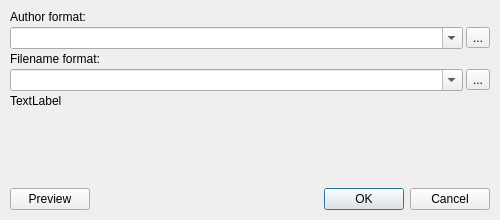
The window that src/designer/renamedialog.ui (dnkorpushov/libro2) describes before a commit, drawn with Qt 5.
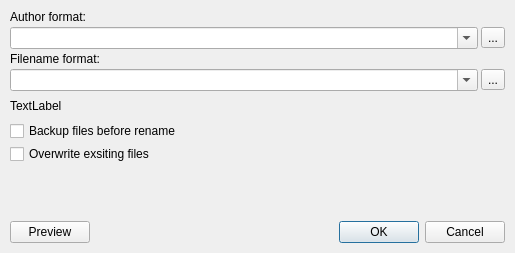
The same window after the commit.

```diff
--- a/src/designer/renamedialog.ui
+++ b/src/designer/renamedialog.ui
@@ -6,8 +6,8 @@
    <rect>
     <x>0</x>
     <y>0</y>
-    <width>500</width>
-    <height>220</height>
+    <width>515</width>
+    <height>253</height>
    </rect>
   </property>
   <property name="minimumSize">
@@ -96,6 +96,22 @@
        </item>
       </layout>
      </item>
+     <item>
+      <spacer name="verticalSpacer_2">
+       <property name="orientation">
+        <enum>Qt::Vertical</enum>
+       </property>
+       <property name="sizeType">
+        <enum>QSizePolicy::Fixed</enum>
+       </property>
+       <property name="sizeHint" stdset="0">
+        <size>
+         <width>20</width>
+         <height>5</height>
+        </size>
+       </property>
+      </spacer>
+     </item>
      <item>
       <widget class="QLabel" name="labelSample">
        <property name="text">
@@ -103,6 +119,36 @@
        </property>
       </widget>
      </item>
+     <item>
+      <spacer name="verticalSpacer_3">
+       <property name="orientation">
+        <enum>Qt::Vertical</enum>
+       </property>
+       <property name="sizeType">
+        <enum>QSizePolicy::Fixed</enum>
+       </property>
+       <property name="sizeHint" stdset="0">
+        <size>
+         <width>20</width>
+         <height>5</height>
+        </size>
+       </property>
+      </spacer>
+     </item>
+     <item>
+      <widget class="QCheckBox" name="checkBackup">
+       <property name="text">
+        <string>Backup files before rename</string>
+       </property>
+      </widget>
+     </item>
+     <item>
+      <widget class="QCheckBox" name="checkOverwrite">
+       <property name="text">
+        <string>Overwrite exsiting files</string>
+       </property>
+      </widget>
+     </item>
      <item>
       <spacer name="verticalSpacer">
        <property name="orientation">
```
Left out of the diff: 19 changed lines with no effect on the pictures.
